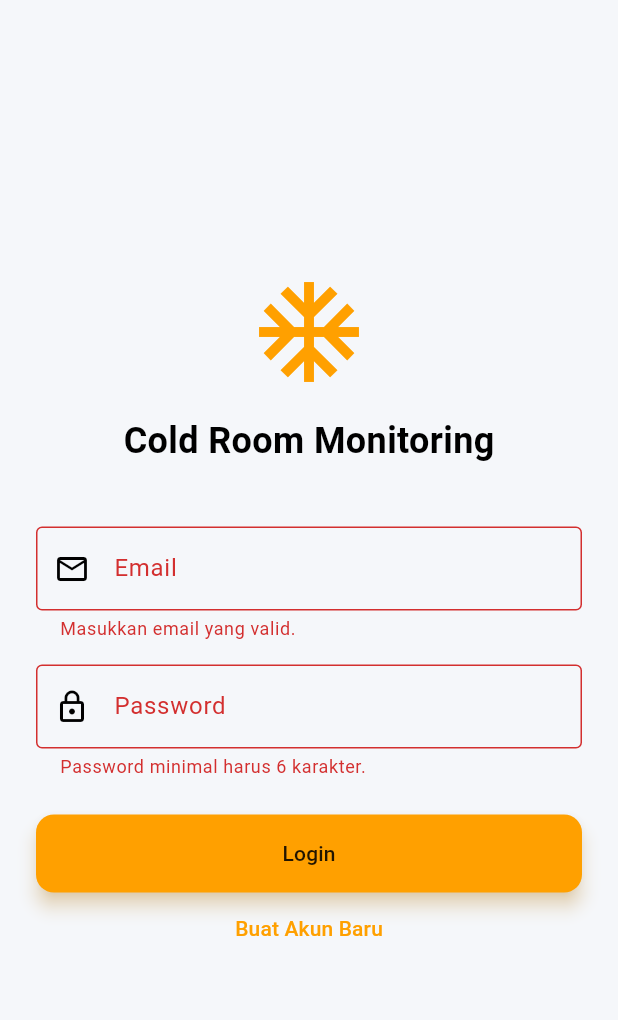
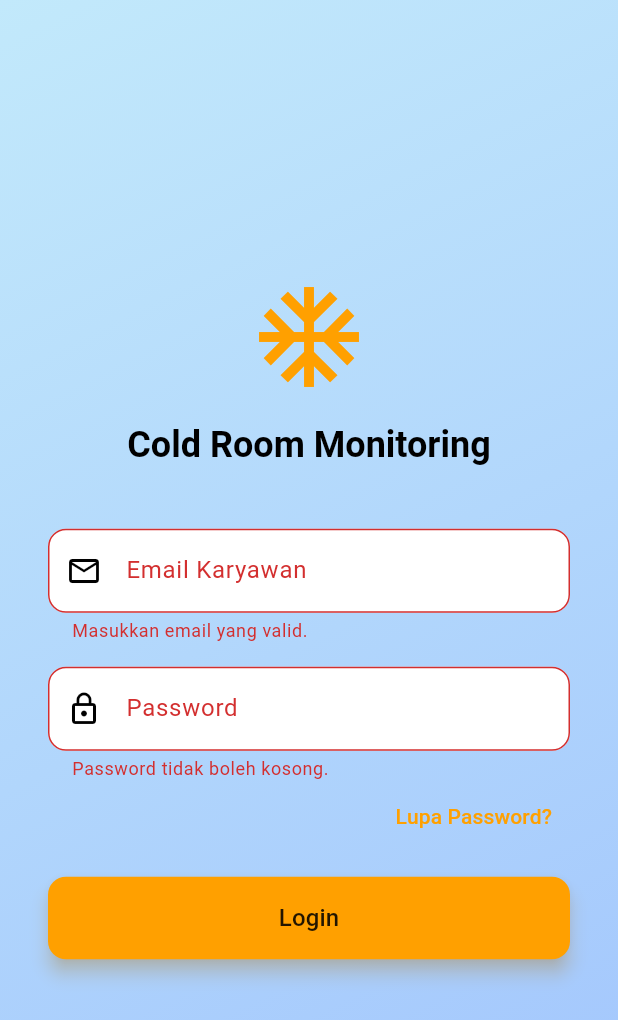
Before and after one commit to S-Crocophim/miniproject_pemob10, a Flutter app: the screen it shows after launch, after a tap on "Login", on a phone screen of 412 x 824 dp. Shown: the top 1020 px of the screen. Run offline on Flutter 3.47's test engine with Material 3 defaults, Android fonts, the phone set to English and light mode, and no system bars; our stand-ins replace cloud_firestore, firebase_auth, firebase_core, fl_chart, shared_preferences, video_player; accounts and stored records are empty; Roboto replaces fonts that are missing (Poppins).

Commit message:
add reset password  to link

```diff
--- a/lib/screens/login_screen.dart
+++ b/lib/screens/login_screen.dart
@@ -2,6 +2,7 @@
 import 'package:flutter/material.dart';
 import 'package:provider/provider.dart';
 import '/providers/auth_provider.dart';
+import '/providers/theme_provider.dart';
 
 class LoginScreen extends StatefulWidget {
   const LoginScreen({super.key});
@@ -11,86 +12,110 @@ class LoginScreen extends StatefulWidget {
 }
 
 class _LoginScreenState extends State<LoginScreen> {
-  // Ganti nama controller agar lebih sesuai dengan input email
   final _emailController = TextEditingController();
   final _passwordController = TextEditingController();
   final _formKey = GlobalKey<FormState>();
 
   void _login() async {
-    // Validasi input sebelum mengirim ke Firebase
     if (!_formKey.currentState!.validate()) {
       return;
     }
-
     final authProvider = Provider.of<AuthProvider>(context, listen: false);
-
-    // Panggil fungsi login yang baru, yang mengembalikan String? (pesan error)
     final errorMessage = await authProvider.login(
       _emailController.text.trim(),
       _passwordController.text.trim(),
     );
-
-    // FIX: Periksa apakah errorMessage TIDAK null, bukan menegasi boolean
     if (errorMessage != null && mounted) {
       ScaffoldMessenger.of(context).showSnackBar(
-        SnackBar(
-          content: Text(errorMessage),
-          backgroundColor: Colors.red,
-        ),
-      );
-    }
-    // Jika errorMessage adalah null, berarti login berhasil, dan StreamBuilder di main.dart akan otomatis mengarahkan ke Dashboard.
-  }
-
-  void _register() async {
-    if (!_formKey.currentState!.validate()) {
-      return;
-    }
-
-    final authProvider = Provider.of<AuthProvider>(context, listen: false);
-    final errorMessage = await authProvider.register(
-      _emailController.text.trim(),
-      _passwordController.text.trim()
-    );
-
-    if (errorMessage == null && mounted) {
-      ScaffoldMessenger.of(context).showSnackBar(
-        const SnackBar(content: Text('Registrasi berhasil! Silakan login.'), backgroundColor: Colors.green),
-      );
-    } else if (mounted) {
-      ScaffoldMessenger.of(context).showSnackBar(
-        SnackBar(content: Text(errorMessage!), backgroundColor: Colors.red),
+        SnackBar(content: Text(errorMessage), backgroundColor: Colors.red),
       );
     }
   }
 
+  void _showResetPasswordDialog() {
+    final resetEmailController = TextEditingController();
+    showDialog(
+        context: context,
+        builder: (ctx) {
+          return AlertDialog(
+            title: const Text('Reset Password'),
+            content: Column(
+              mainAxisSize: MainAxisSize.min,
+              children: [
+                const Text('Masukkan email Anda untuk menerima link reset password.'),
+                const SizedBox(height: 16),
+                TextField(
+                  controller: resetEmailController,
+                  keyboardType: TextInputType.emailAddress,
+                  decoration: const InputDecoration(labelText: 'Email'),
+                )
+              ],
+            ),
+            actions: [
+              TextButton(onPressed: () => Navigator.of(ctx).pop(), child: const Text('Batal')),
+              ElevatedButton(
+                  onPressed: () async {
+                    if (resetEmailController.text.trim().isEmpty) return;
+
+                    final authProvider = Provider.of<AuthProvider>(context, listen: false);
+                    final message = await authProvider.resetPassword(resetEmailController.text.trim());
+
+                    Navigator.of(ctx).pop(); // Tutup dialog
+
+                    // Tampilkan pesan hasil
+                    ScaffoldMessenger.of(context).showSnackBar(
+                      SnackBar(content: Text(message!), backgroundColor: message.contains('berhasil') ? Colors.green : Colors.red)
+                    );
+                  },
+                  child: const Text('Kirim Link'))
+            ],
+          );
+        });
+  }
 
   @override
   Widget build(BuildContext context) {
     final authProvider = Provider.of<AuthProvider>(context);
+    final themeProvider = Provider.of<ThemeProvider>(context, listen: false);
 
     return Scaffold(
-      body: Center(
+      body: Container(
+        decoration: BoxDecoration(
+          gradient: LinearGradient(
+            colors: themeProvider.isDarkMode
+                ? [const Color(0xFF1E2A72), const Color(0xFF28338C)]
+                : [const Color(0xFFC2E9FB), const Color(0xFFa1c4fd)],
+            begin: Alignment.topLeft,
+            end: Alignment.bottomRight,
+          ),
+        ),
+        child: Center(
           child: SingleChildScrollView(
-          padding: const EdgeInsets.all(24.0),
-          child: Form( // Bungkus dengan widget Form untuk validasi
+            padding: const EdgeInsets.all(32.0),
+            child: Form(
               key: _formKey,
               child: Column(
                 mainAxisAlignment: MainAxisAlignment.center,
                 children: [
-                Icon(Icons.ac_unit, size: 80, color: Theme.of(context).colorScheme.primary),
+                  Icon(
+                    Icons.ac_unit,
+                    size: 80,
+                    color: themeProvider.isDarkMode ? Colors.white : Theme.of(context).colorScheme.primary,
+                  ),
                   const SizedBox(height: 16),
-                const Text('Cold Room Monitoring', style: TextStyle(fontSize: 24, fontWeight: FontWeight.bold)),
+                  Text('Cold Room Monitoring',
+                      style: Theme.of(context).textTheme.headlineSmall?.copyWith(fontWeight: FontWeight.bold)),
                   const SizedBox(height: 40),
-                TextFormField( // Ganti TextField menjadi TextFormField
+                  TextFormField(
                     controller: _emailController,
                     keyboardType: TextInputType.emailAddress,
                     decoration: const InputDecoration(
-                    labelText: 'Email', // Ganti label menjadi Email
-                    border: OutlineInputBorder(),
+                      labelText: 'Email Karyawan',
+                      border: OutlineInputBorder(borderRadius: BorderRadius.all(Radius.circular(12))),
                       prefixIcon: Icon(Icons.email_outlined),
+                      filled: true,
                     ),
-                  validator: (value) { // Tambahkan validasi sederhana
+                    validator: (value) {
                       if (value == null || value.trim().isEmpty || !value.contains('@')) {
                         return 'Masukkan email yang valid.';
                       }
@@ -98,42 +123,48 @@ class _LoginScreenState extends State<LoginScreen> {
                     },
                   ),
                   const SizedBox(height: 16),
-                TextFormField( // Ganti TextField menjadi TextFormField
+                  TextFormField(
                     controller: _passwordController,
                     obscureText: true,
                     decoration: const InputDecoration(
                       labelText: 'Password',
-                    border: OutlineInputBorder(),
+                      border: OutlineInputBorder(borderRadius: BorderRadius.all(Radius.circular(12))),
                       prefixIcon: Icon(Icons.lock_outline),
+                      filled: true,
                     ),
                     validator: (value) {
-                    if (value == null || value.trim().isEmpty || value.length < 6) {
-                      return 'Password minimal harus 6 karakter.';
+                      if (value == null || value.trim().isEmpty) {
+                        return 'Password tidak boleh kosong.';
                       }
                       return null;
                     },
                   ),
-                const SizedBox(height: 24),
+                  // Link "Lupa Password?"
+                  Container(
+                    alignment: Alignment.centerRight,
+                    child: TextButton(
+                      onPressed: _showResetPasswordDialog,
+                      child: const Text('Lupa Password?'),
+                    ),
+                  ),
+                  const SizedBox(height: 16),
                   if (authProvider.isLoading)
                     const CircularProgressIndicator()
                   else
-                  Column(
-                    children: [
                     SizedBox(
                       width: double.infinity,
                       child: ElevatedButton(
                         onPressed: _login,
-                          style: ElevatedButton.styleFrom(padding: const EdgeInsets.symmetric(vertical: 16)),
-                          child: const Text('Login'),
+                        style: ElevatedButton.styleFrom(
+                            padding: const EdgeInsets.symmetric(vertical: 16),
+                            shape: RoundedRectangleBorder(borderRadius: BorderRadius.circular(12))
+                        ),
+                        child: const Text('Login', style: TextStyle(fontSize: 16)),
                       ),
                     ),
-                      TextButton(
-                        onPressed: _register,
-                        child: const Text('Buat Akun Baru'),
-                      )
+                  // Tombol Buat Akun Baru SUDAH DIHAPUS
                 ],
               ),
-              ],
             ),
           ),
         ),
```
Also changed, not shown: lib/providers/auth_provider.dart (+16 -10 lines), lib/providers/cold_room_provider.dart (+19 -7 lines), lib/screens/log_history_screen.dart (+11 -10 lines), lib/screens/room_detail_screen.dart (+100 -74 lines). Lines whose indentation alone changed are shown as unchanged.
